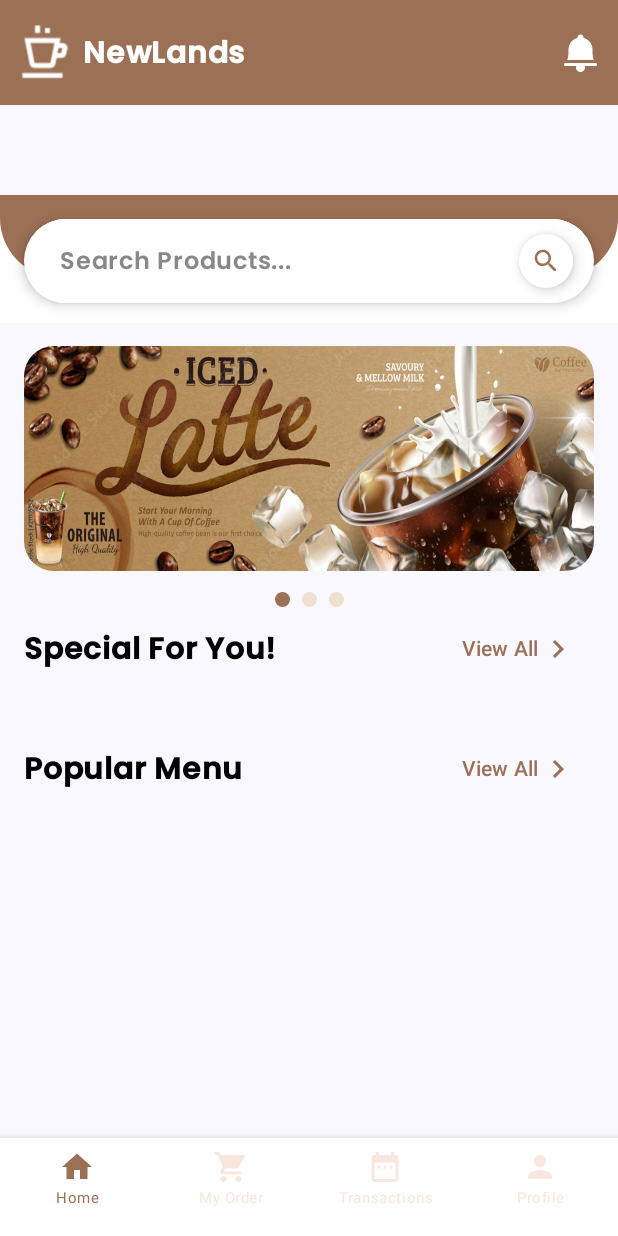
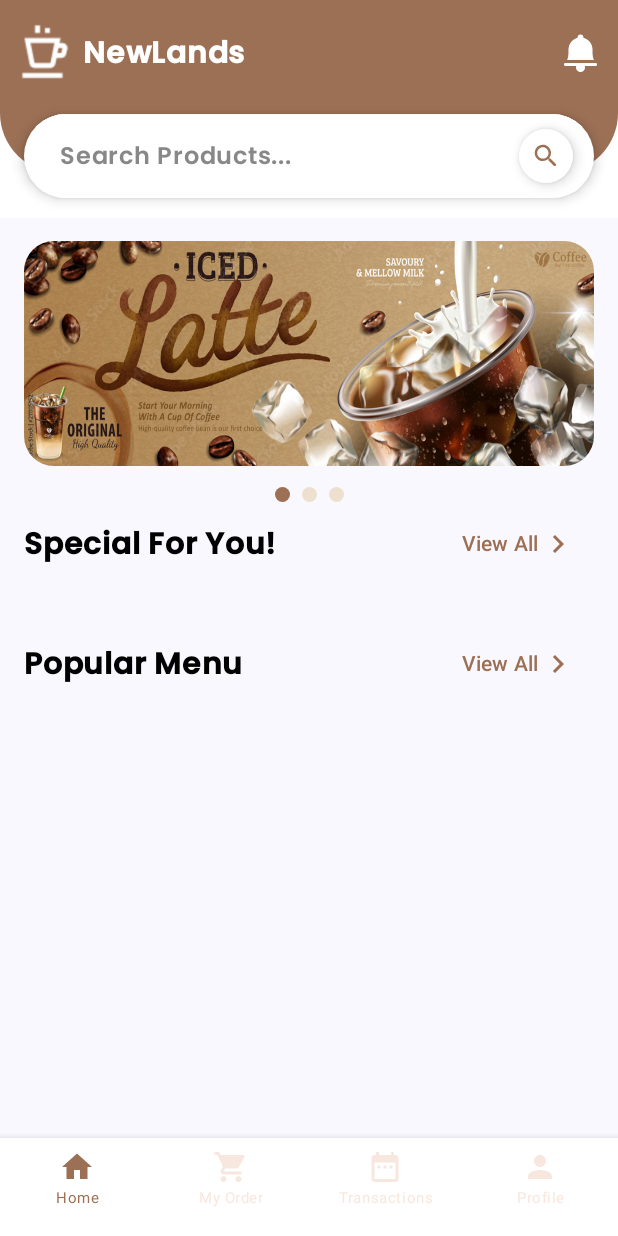
Before and after one commit to bhbghghbgb/urban-enigma, an Android app built with Jetpack Compose: the NavigateHomeScreen screen opened through its navigation route, on a phone screen of 412 x 824 dp. Run offline under Robolectric (Android 15) with nearby library versions, the phone set to English and light mode, and no system bars; our stand-ins replace Firebase (no records; nobody signed in at launch, a user with empty details on screens opened directly), livedata-compose; libraries missing offline, so code that uses them is left out: vn.zalopay.sdk; 1 statement that could not run was skipped.

Commit message:
Fix mau trang trong home (#10)

```diff
--- a/frontend/customer-app/app/src/main/java/com/doansgu/cafectm/ui/screen/HomeScreen2.kt
+++ b/frontend/customer-app/app/src/main/java/com/doansgu/cafectm/ui/screen/HomeScreen2.kt
@@ -68,7 +68,7 @@ fun HomeScreen2(
                 .fillMaxSize()
                 .padding(paddingValues)
         ) {
-            Column(modifier = Modifier.padding(paddingValues)) {
+            Column(modifier = Modifier.fillMaxSize()) {
                 Box(
                     modifier = Modifier
                         .fillMaxWidth()
```
